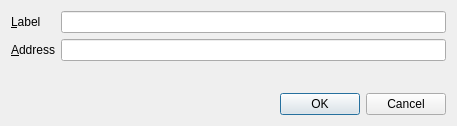
The window that src/qt/forms/editaddressdialog.ui (unitusdev/unitus) describes before a commit, drawn with Qt 5.
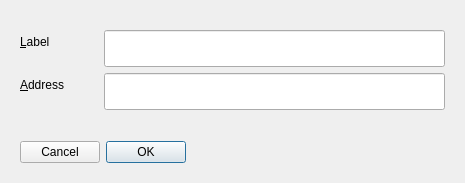
The same window after the commit. Custom widgets are drawn as their Qt base class.

Patch:
```diff
--- a/src/qt/forms/editaddressdialog.ui
+++ b/src/qt/forms/editaddressdialog.ui
@@ -6,19 +6,37 @@
    <rect>
     <x>0</x>
     <y>0</y>
-    <width>457</width>
-    <height>126</height>
+    <width>465</width>
+    <height>183</height>
    </rect>
   </property>
   <property name="windowTitle">
    <string>Edit Address</string>
   </property>
   <layout class="QVBoxLayout" name="verticalLayout">
+   <property name="leftMargin">
+    <number>20</number>
+   </property>
+   <property name="topMargin">
+    <number>20</number>
+   </property>
+   <property name="rightMargin">
+    <number>20</number>
+   </property>
+   <property name="bottomMargin">
+    <number>20</number>
+   </property>
    <item>
     <layout class="QFormLayout" name="formLayout">
      <property name="fieldGrowthPolicy">
       <enum>QFormLayout::AllNonFixedFieldsGrow</enum>
      </property>
+     <property name="topMargin">
+      <number>10</number>
+     </property>
+     <property name="bottomMargin">
+      <number>20</number>
+     </property>
      <item row="0" column="0">
       <widget class="QLabel" name="labelEditAddressDialogLabel">
        <property name="text">
@@ -31,6 +49,12 @@
      </item>
      <item row="0" column="1">
       <widget class="QLineEdit" name="labelEdit">
+       <property name="minimumSize">
+        <size>
+         <width>0</width>
+         <height>37</height>
+        </size>
+       </property>
        <property name="toolTip">
         <string>The label associated with this address list entry</string>
        </property>
@@ -39,7 +63,7 @@
      <item row="1" column="0">
       <widget class="QLabel" name="labelEditAddressDialogAddress">
        <property name="text">
-        <string>&amp;Address</string>
+        <string>&amp;Address          </string>
        </property>
        <property name="buddy">
         <cstring>addressEdit</cstring>
@@ -48,6 +72,12 @@
      </item>
      <item row="1" column="1">
       <widget class="QValidatedLineEdit" name="addressEdit">
+       <property name="minimumSize">
+        <size>
+         <width>0</width>
+         <height>37</height>
+        </size>
+       </property>
        <property name="toolTip">
         <string>The address associated with this address list entry. This can only be modified for sending addresses.</string>
        </property>
@@ -57,6 +87,9 @@
    </item>
    <item>
     <widget class="QDialogButtonBox" name="buttonBox">
+     <property name="layoutDirection">
+      <enum>Qt::RightToLeft</enum>
+     </property>
      <property name="orientation">
       <enum>Qt::Horizontal</enum>
      </property>
```
